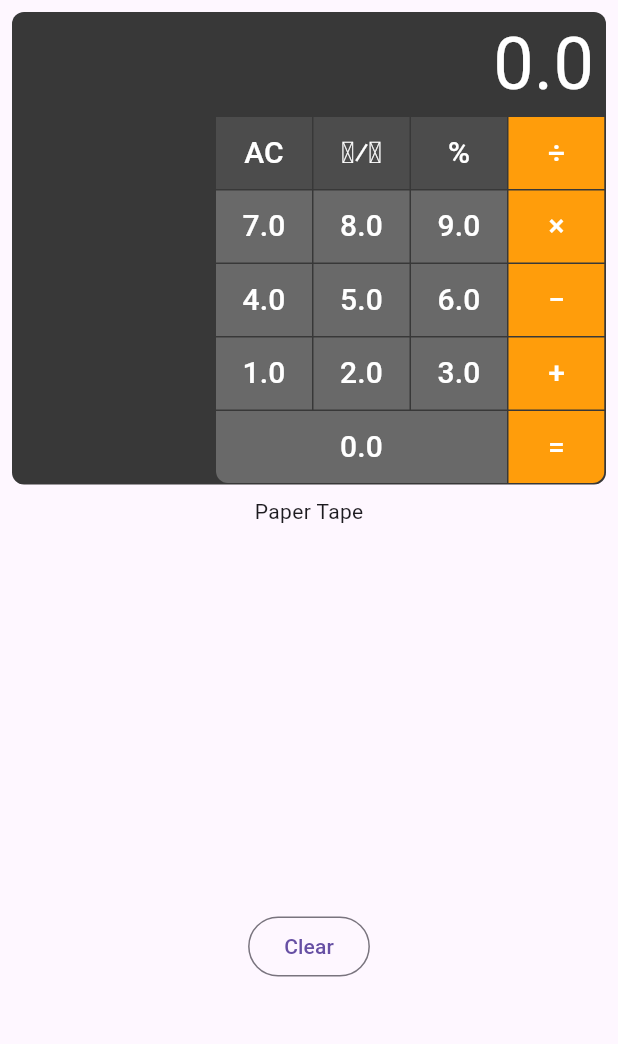
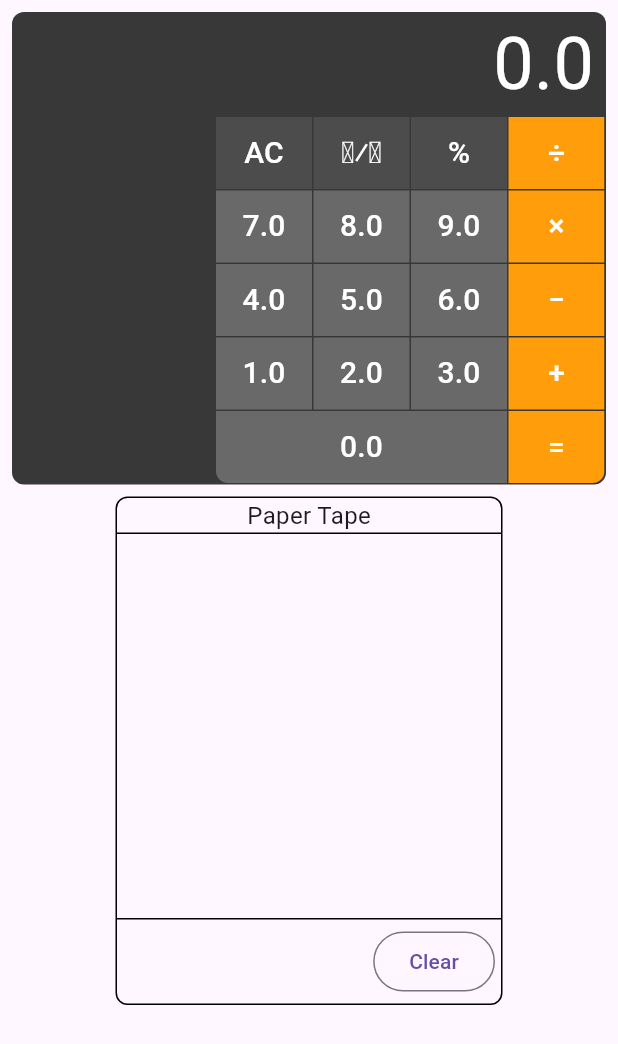
Before and after one commit to notato8dx/calculator, a Flutter app: the screen it shows after launch, on a phone screen of 412 x 824 dp. Shown: the top 1044 px of the screen. Run offline on Flutter 3.47's test engine with Material 3 defaults, Android fonts, the light colour scheme and no system bars.

Commit message:
Improve paper type style

```diff
--- a/flutter/lib/button_list.dart
+++ b/flutter/lib/button_list.dart
@@ -53,6 +53,7 @@ class _State extends State<ButtonList> {
       shape: LinearBorder(),
       fixedSize: Size(58, 48),
       padding: EdgeInsets.all(0));
+
   late final List<Widget> operationButtons;
   late final List<Widget> numberButtons;
 
--- a/flutter/lib/main.dart
+++ b/flutter/lib/main.dart
@@ -24,29 +24,43 @@ class _AppState extends State<App> {
           paperTapeEntries = [...paperTapeEntries, entry];
         });
       }),
-      Column(children: [
-        Text('Paper Tape'),
+      Container(
+          decoration: BoxDecoration(
+            border: Border.all(width: 1),
+            borderRadius: BorderRadius.circular(8),
+          ),
+          child: IntrinsicWidth(
+              child: Column(
+                  crossAxisAlignment: CrossAxisAlignment.stretch,
+                  children: [
+                Container(
+                    decoration:
+                        BoxDecoration(border: Border(bottom: BorderSide())),
+                    child: Center(
+                        child: Text('Paper Tape',
+                            style: TextStyle(fontSize: 16)))),
                 SizedBox(
                     height: 256,
                     width: 256,
-            child: ListView(
-                children: paperTapeEntries.map((entry) {
-              return Column(
-                  crossAxisAlignment: CrossAxisAlignment.start,
-                  children: [
+                    child: ListView(children: [
+                      for (final entry in paperTapeEntries)
                         Text(
-                        '${entry.operand1} ${entry.operator} ${entry.operand2}'),
-                    Text('= ${entry.value}\n')
-                  ]);
-            }).toList())),
-        OutlinedButton(
+                            '${entry.operand1} ${entry.operator} ${entry.operand2}\n= ${entry.value}\n',
+                            style: TextStyle(fontSize: 16))
+                    ])),
+                Container(
+                    padding: EdgeInsets.all(4),
+                    decoration:
+                        BoxDecoration(border: Border(top: BorderSide())),
+                    alignment: Alignment.centerRight,
+                    child: OutlinedButton(
                         child: Text('Clear'),
                         onPressed: () {
                           setState(() {
                             paperTapeEntries = [];
                           });
-            })
-      ])
+                        }))
+              ])))
     ]);
   }
 }
```
Lines whose indentation alone changed are shown as unchanged.
